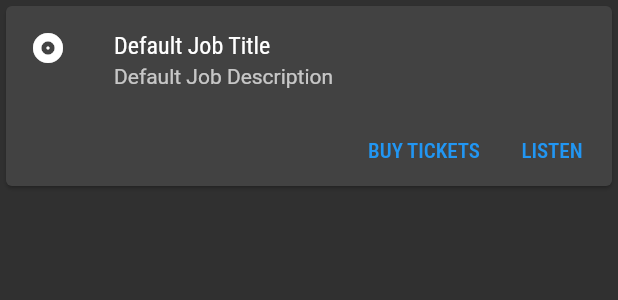
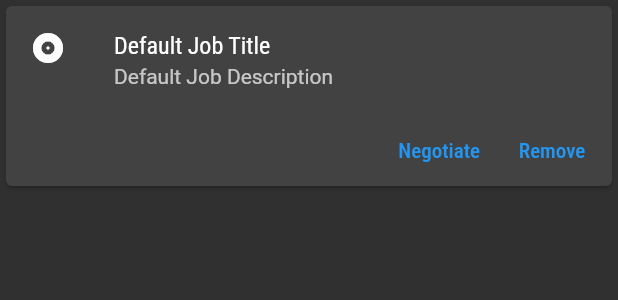
Before and after one commit to roostercoopllc/dSmarket, a Flutter app: the JobViewCard widget shown alone on an empty page, opened directly, on a phone screen of 412 x 824 dp. Shown: the top 300 px of the screen. Run offline on Flutter 3.47's test engine with Material 2 defaults, Android fonts, the phone set to English and light mode, and no system bars; missing offline and left inert: walletconnect_dart, web3dart; Roboto replaces fonts that are missing (Hind, Roboto Condensed).

Commit message:
Minor phrase change

```diff
--- a/mobile/lib/utils/helperwidgets.dart
+++ b/mobile/lib/utils/helperwidgets.dart
@@ -23,12 +23,12 @@ class JobViewCard extends StatelessWidget {
             mainAxisAlignment: MainAxisAlignment.end,
             children: <Widget>[
               TextButton(
-                child: const Text('BUY TICKETS'),
+                child: const Text('Negotiate'),
                 onPressed: () {/* ... */},
               ),
               const SizedBox(width: 8),
               TextButton(
-                child: const Text('LISTEN'),
+                child: const Text('Remove'),
                 onPressed: () {/* ... */},
               ),
               const SizedBox(width: 8),
```
